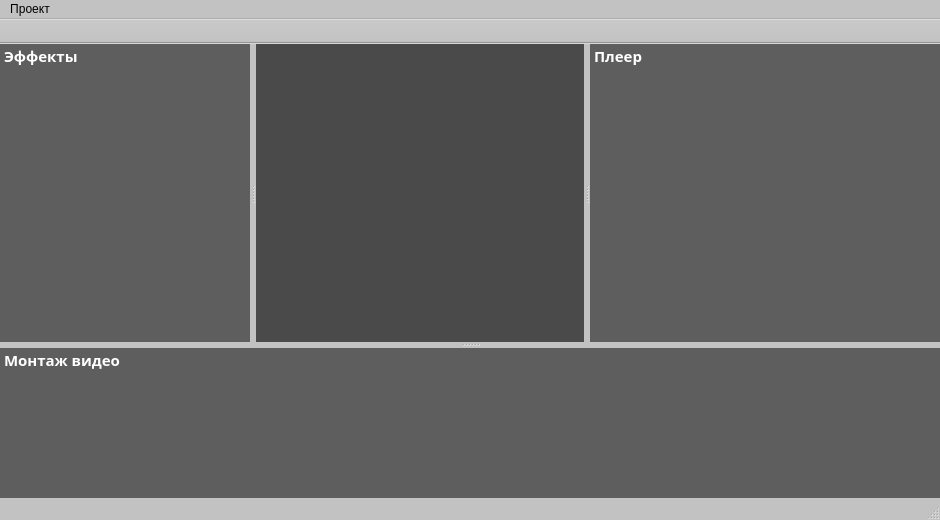
Qt form video-editor/mainwindow.ui (moevm/gui-1h2017-17) before a commit.
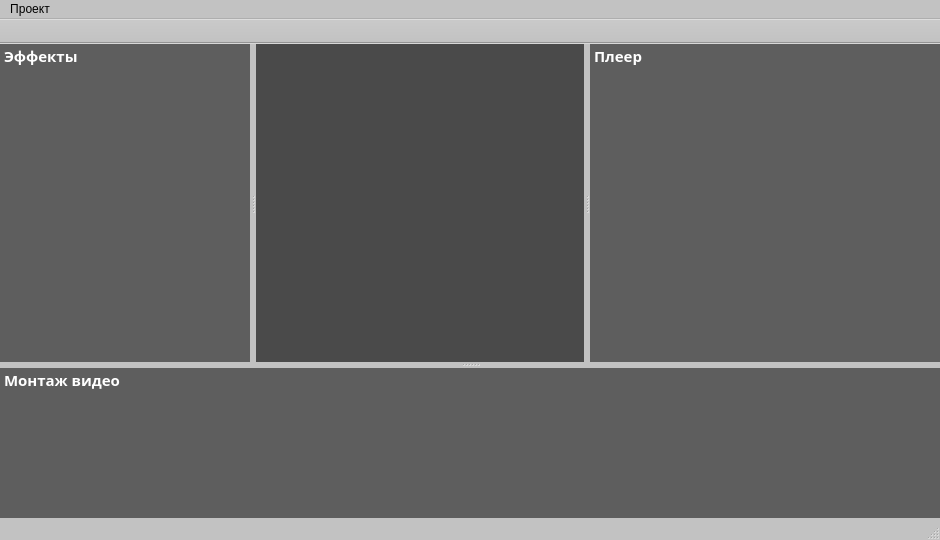
The same form after that commit. Custom widgets are drawn as their Qt base class.

Diff of the .ui file:
```diff
--- a/video-editor/mainwindow.ui
+++ b/video-editor/mainwindow.ui
@@ -7,13 +7,13 @@
     <x>0</x>
     <y>0</y>
     <width>940</width>
-    <height>520</height>
+    <height>540</height>
    </rect>
   </property>
   <property name="minimumSize">
    <size>
     <width>940</width>
-    <height>520</height>
+    <height>540</height>
    </size>
   </property>
   <property name="palette">
```
